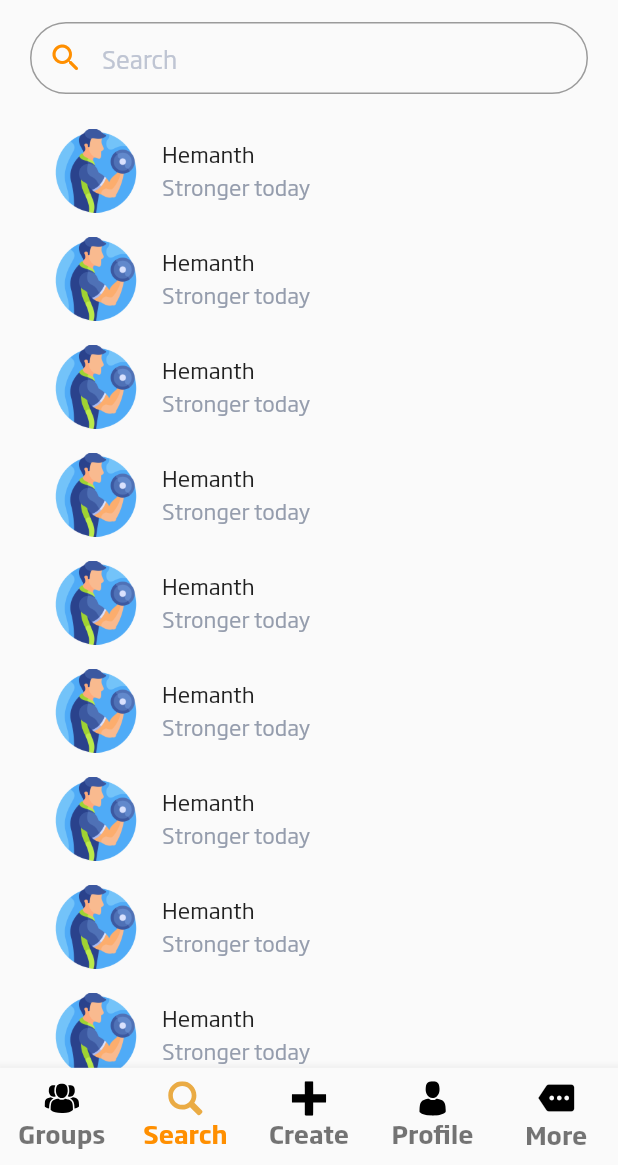
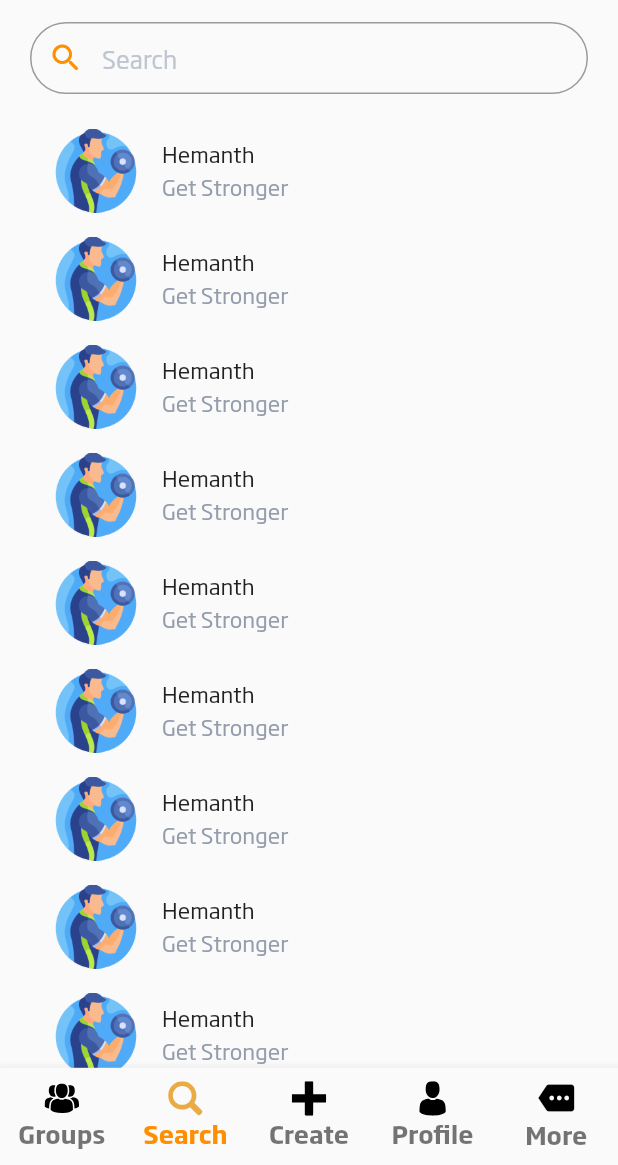
Before and after one commit to Saiprasad122/fitness99, a Flutter app: the DashboardView screen opened by its route, item 2 of the bottom bar chosen, after a tap on "Hemanth", on a phone screen of 412 x 824 dp, the part 71-1236 px from its top. Run offline on Flutter 3.47's test engine with Material 2 defaults, Android fonts, the phone set to English and light mode, and no system bars; our stand-ins replace cached_network_image, cloud_firestore, dio, equatable, firebase_auth, firebase_core and 13 more; missing offline and left inert: cloud_firestore_web, connectivity_for_web, firebase_auth_web, firebase_core_web, image_picker_for_web, shared_preferences_web; accounts and stored records are empty; generated files the repository leaves out were written again; project files that could hold a hidden picture were left out.

Commit message:
UI UPDATE:CHAT SCREEN PARTIAL DONE

```diff
--- a/lib/controllers/auth_screen_controller/splashscreen_controller.dart
+++ b/lib/controllers/auth_screen_controller/splashscreen_controller.dart
@@ -12,7 +12,7 @@ class SplashViewController extends GetxController {
       Duration(seconds: 2),
       () async {
         if (userModel.getEmail() != "N/A") {
-          print('THe shard pref is ${userModel.getEmail()}');
+          print('THe shared pref is ${userModel.getEmail()}');
           Get.offNamed(Routes.DashboardScreen);
         } else {
           Get.offNamed(Routes.OnBoardScreen);
--- /dev/null
+++ b/lib/controllers/chat_screen_controller/chat_list_controller.dart
@@ -0,0 +1,14 @@
+import 'package:get/get.dart';
+
+class ChatListController extends GetxController {
+  final isAnyGroups = true.obs;
+  final isBusy = true.obs;
+  @override
+  void onInit() {
+    Future.delayed(
+      Duration(seconds: 3),
+      () => isBusy.value = false,
+    );
+    super.onInit();
+  }
+}
--- a/lib/controllers/chat_screen_controller/chat_screen_controller.dart
+++ b/lib/controllers/chat_screen_controller/chat_screen_controller.dart
@@ -1,13 +1,6 @@
+import 'package:flutter/material.dart';
 import 'package:get/get.dart';
 
 class ChatScreenController extends GetxController {
-  final isBusy = true.obs;
-  @override
-  void onInit() {
-    Future.delayed(
-      Duration(seconds: 3),
-      () => isBusy.value = false,
-    );
-    super.onInit();
-  }
+  // final tabController=TabController(length: 3, vsync: )
 }
--- a/lib/global/router/app_pages.dart
+++ b/lib/global/router/app_pages.dart
@@ -13,7 +13,8 @@ class AppPages {
         name: Routes.ForgotPasswordScreeen,
         page: () => ForgotPasswordScreeen()),
     GetPage(name: Routes.DashboardScreen, page: () => DashboardView()),
-    GetPage(name: Routes.ChatScreen, page: () => ChatScreenView()),
+    GetPage(name: Routes.ChatListScreen, page: () => ChatListScreen()),
+    GetPage(name: Routes.ChatScreen, page: () => ChatScreen()),
     GetPage(name: Routes.SearchScreen, page: () => SearchScreenView()),
     GetPage(name: Routes.DisplayGroupScreen, page: () => DisplayGroupScreen()),
     GetPage(name: Routes.CreateGroupScreen, page: () => CreateGroupScreen()),
@@ -46,6 +47,7 @@ abstract class Routes {
   static const LoginScreen = _Paths.loginScreen;
   static const ForgotPasswordScreeen = _Paths.forgotPasswordScreen;
   static const DashboardScreen = _Paths.dashboardScreen;
+  static const ChatListScreen = _Paths.chatListScreen;
   static const ChatScreen = _Paths.chatScreen;
   static const SearchScreen = _Paths.searchSreen;
   static const DisplayGroupScreen = _Paths.displayGroupScreen;
@@ -76,6 +78,7 @@ abstract class _Paths {
   static const loginScreen = '/loginScreen';
   static const forgotPasswordScreen = '/forgotPasswordScreen';
   static const dashboardScreen = '/dashboardScreen';
+  static const chatListScreen = '/chatListScreen';
   static const chatScreen = '/chatScreen';
   static const searchSreen = '/searchScreen';
   static const displayGroupScreen = '/displayGroupScreen';
--- a/lib/global/router/views.export.dart
+++ b/lib/global/router/views.export.dart
@@ -3,7 +3,7 @@ export '../../views/auth_screen/login_view.dart';
 export '../../views/auth_screen/on_boarding_view.dart';
 export '../../views/auth_screen/sign_up_view.dart';
 export '../../views/auth_screen/splash_screen.dart';
-export '../../views/chat_screen/chat_screen.dart';
+export '../../views/chat_screen/chat_list_screen.dart';
 export '../../views/profile_screen/profile_view.dart';
 export '../../views/search_screen/search_screen.dart';
 export '../../views/dashboard.dart';
@@ -28,3 +28,4 @@ export 'package:get/get.dart';
 export '../../views/more_screen/Products_Screen/detailed_product.dart';
 export '../../views/more_screen/Orders_Screen/order_screen.dart';
 export '../../views/more_screen/Subscription_Screen/subscription_screen.dart';
+export '../../views/chat_screen/chat_screen.dart';
--- /dev/null
+++ b/lib/global/widgets/custom_chat_tile.dart
@@ -0,0 +1,41 @@
+import 'package:fitness_99/global/utils/fontsAndSizes.dart';
+import 'package:flutter/material.dart';
+
+class CustomChatTile extends StatelessWidget {
+  final String groupName, groupGoal, groupImage;
+  final void Function() onTap;
+  const CustomChatTile({
+    required this.groupName,
+    required this.groupGoal,
+    required this.groupImage,
+    required this.onTap,
+  });
+
+  @override
+  Widget build(BuildContext context) {
+    return TextButton(
+      style: ButtonStyle(
+        overlayColor: MaterialStateProperty.resolveWith<Color>(
+            (Set<MaterialState> states) {
+          if (states.contains(MaterialState.pressed)) return Colors.grey;
+          return Colors.grey;
+        }),
+        padding: MaterialStateProperty.all<EdgeInsetsGeometry>(EdgeInsets.zero),
+      ),
+      onPressed: onTap,
+      child: ListTile(
+        leading: groupImage.contains('')
+            ? Image.asset('assets/images/search_screen/fitness.png')
+            : Image.network(groupImage),
+        title: Text(
+          groupName,
+          style: TextStyles.sgproRegular.f18,
+        ),
+        subtitle: Text(
+          groupGoal,
+          style: TextStyles.sgproRegular.f18.greyMid,
+        ),
+      ),
+    );
+  }
+}
--- /dev/null
+++ b/lib/views/chat_screen/chat_list_screen.dart
@@ -0,0 +1,72 @@
+import 'package:fitness_99/controllers/chat_screen_controller/chat_list_controller.dart';
+import 'package:fitness_99/global/router/app_pages.dart';
+import 'package:fitness_99/global/utils/dimensions.dart';
+import 'package:fitness_99/global/utils/fontsAndSizes.dart';
+import 'package:fitness_99/global/widgets/custom_chat_tile.dart';
+import 'package:fitness_99/global/widgets/custom_search_field.dart';
+import 'package:fitness_99/global/widgets/custom_shimmer.dart';
+import 'package:flutter/material.dart';
+import 'package:get/get.dart';
+
+class ChatListScreen extends StatelessWidget {
+  final controller = Get.put(ChatListController());
+
+  @override
+  Widget build(BuildContext context) {
+    return Scaffold(
+      backgroundColor: Colors.white,
+      resizeToAvoidBottomInset: false,
+      body: SafeArea(
+        child: SingleChildScrollView(
+          physics: BouncingScrollPhysics(),
+          child: Container(
+            padding: const EdgeInsets.fromLTRB(20, 10, 20, 0),
+            child: Column(
+              crossAxisAlignment: CrossAxisAlignment.start,
+              children: [
+                Text(
+                  'Chats',
+                  style: TextStyles.sgproBold.f34,
+                ),
+                const SizedBox(height: 15),
+                CustomSearchFeild(),
+                const SizedBox(height: 15),
+                Obx(
+                  () => controller.isBusy.value
+                      ? CustomShimmer()
+                      : controller.isAnyGroups.value
+                          ? ListView.builder(
+                              shrinkWrap: true,
+                              itemCount: 5,
+                              itemBuilder: (context, i) => CustomChatTile(
+                                groupName: 'Group$i',
+                                groupGoal: 'Get Stronger $i',
+                                groupImage: '',
+                                onTap: () => Get.toNamed(Routes.ChatScreen),
+                              ),
+                            )
+                          : Center(
+                              child: Column(
+                                crossAxisAlignment: CrossAxisAlignment.center,
+                                children: [
+                                  Image.asset(
+                                    'assets/gifs/group-chat.gif',
+                                    height:
+                                        AppSizedBoxConfigs.screenHeight * 0.5,
+                                  ),
+                                  Text(
+                                    'Your chat list is empty',
+                                    style: TextStyles.sgproMedium.f20,
+                                  ),
+                                ],
+                              ),
+                            ),
+                ),
+              ],
+            ),
+          ),
+        ),
+      ),
+    );
+  }
+}
--- a/lib/views/dashboard.dart
+++ b/lib/views/dashboard.dart
@@ -1,5 +1,5 @@
 import 'package:fitness_99/global/utils/fontsAndSizes.dart';
-import 'package:fitness_99/views/chat_screen/chat_screen.dart';
+import 'package:fitness_99/views/chat_screen/chat_list_screen.dart';
 import 'package:fitness_99/views/more_screen/more_options_screen.dart';
 import 'package:fitness_99/views/profile_screen/profile_view.dart';
 import 'package:fitness_99/views/search_screen/search_screen.dart';
@@ -36,7 +36,7 @@ class _DashboardViewState extends State<DashboardView>
       body: TabBarView(
         physics: NeverScrollableScrollPhysics(),
         children: [
-          ChatScreenView(),
+          ChatListScreen(),
           SearchScreenView(),
           DisplayGroupScreen(),
           ProfileView(),
--- a/lib/views/search_screen/search_screen.dart
+++ b/lib/views/search_screen/search_screen.dart
@@ -1,5 +1,6 @@
 import 'package:fitness_99/controllers/search_screen/search_screen_controller.dart';
 import 'package:fitness_99/global/utils/fontsAndSizes.dart';
+import 'package:fitness_99/global/widgets/custom_chat_tile.dart';
 import 'package:fitness_99/global/widgets/custom_search_field.dart';
 import 'package:fitness_99/global/widgets/custom_shimmer.dart';
 import 'package:flutter/cupertino.dart';
@@ -34,32 +35,11 @@ class SearchScreenView extends StatelessWidget {
                           physics: NeverScrollableScrollPhysics(),
                           shrinkWrap: true,
                           itemCount: 20,
-                          itemBuilder: (context, i) => TextButton(
-                            style: ButtonStyle(
-                              overlayColor:
-                                  MaterialStateProperty.resolveWith<Color>(
-                                      (Set<MaterialState> states) {
-                                if (states.contains(MaterialState.pressed))
-                                  return Colors.grey;
-                                return Colors.grey;
-                              }),
-                              padding:
-                                  MaterialStateProperty.all<EdgeInsetsGeometry>(
-                                      EdgeInsets.zero),
-                            ),
-                            onPressed: () {},
-                            child: ListTile(
-                              leading: Image.asset(
-                                  'assets/images/search_screen/fitness.png'),
-                              title: Text(
-                                'Hemanth',
-                                style: TextStyles.sgproRegular.f18,
-                              ),
-                              subtitle: Text(
-                                'Stronger today',
-                                style: TextStyles.sgproRegular.f18.greyMid,
-                              ),
-                            ),
+                          itemBuilder: (context, i) => CustomChatTile(
+                            groupName: 'Hemanth',
+                            groupGoal: 'Get Stronger',
+                            groupImage: '',
+                            onTap: () {},
                           ),
                         ),
                 ),
```
Also changed, not shown: lib/views/chat_screen/chat_screen.dart (+54 -41 lines), pubspec.lock, 1 other file.
